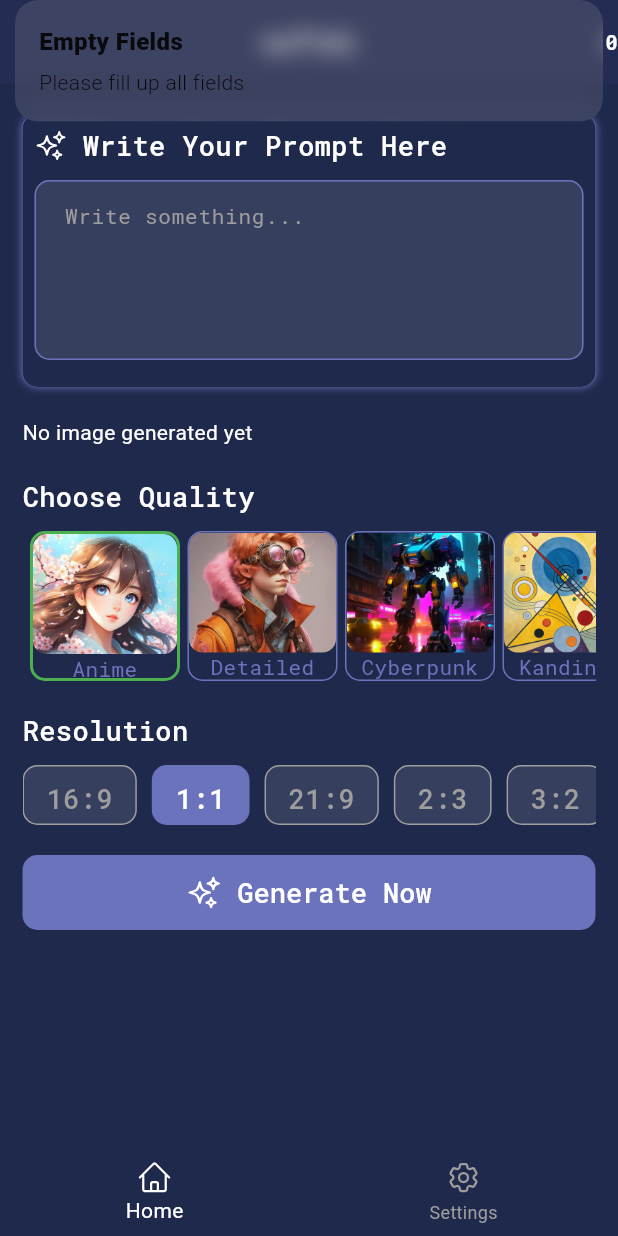
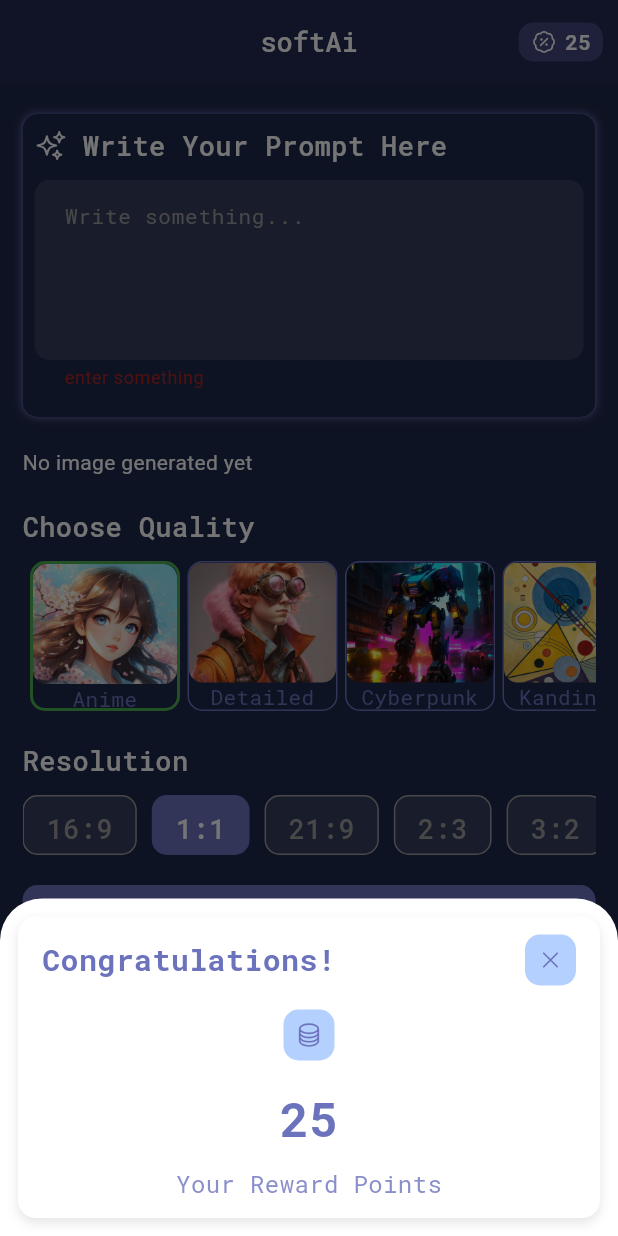
Before and after one commit to shakibalhasan-code/text_to_image_ai, a Flutter app: the screen it shows after launch, after a tap on "Generate Now", on a phone screen of 412 x 824 dp. Run offline on Flutter 3.47's test engine with Material 3 defaults, Android fonts, the phone set to English and light mode, and no system bars; our stand-ins replace animated_text_kit, device_info_plus, get, google_fonts, heroicons, permission_handler and 1 more; missing offline and left inert: stability_image_generation.

Commit message:
worked with credit points

```diff
--- a/lib/core/services/my_shared_preference.dart
+++ b/lib/core/services/my_shared_preference.dart
@@ -1,67 +1,60 @@
 import 'package:flutter/material.dart';
 import 'package:get/get.dart';
-import 'package:heroicons/heroicons.dart';
 import 'package:shared_preferences/shared_preferences.dart';
-import 'package:simple_image_genarator/utils/app_data.dart';
-import 'package:simple_image_genarator/utils/style.dart';
-import 'package:simple_image_genarator/views/bottom_contents/points_bottom_content.dart';
-import 'package:simple_image_genarator/views/glob_widgets/my_custom_icon.dart';
 
-class MySharedServices extends GetxService {
+import '../../utils/app_data.dart';
+import '../../views/bottom_contents/points_bottom_content.dart';
 
-
+class MySharedServices extends GetxController implements GetxService {
   var userPoint = 0.obs;
   var isLoading = false.obs;
 
+  late SharedPreferences _pref;
 
   @override
-  void onInit() {
+  void onInit() async {
     super.onInit();
-    initUser();
+    _pref = await SharedPreferences.getInstance();
+    await initUser();
   }
 
+  Future<void> getUserPoints() async {
+    try {
+      isLoading.value = true;
 
-  Future<void>getUserPoints()async{
-    try{
-      isLoading.value = true;
-      final SharedPreferences _pref = await SharedPreferences.getInstance();
-      final currentUserPoints =  _pref.getInt(USER_POINTS_KEY);
-      if(currentUserPoints !=null){
-        userPoint.value = currentUserPoints;
-      }else{
-        userPoint.value = 0;
-      }
-    }catch(e){
-      print(e);
-    }finally{
+      final currentUserPoints = _pref.getInt(USER_POINTS_KEY) ?? 0;
+      debugPrint('User points: $currentUserPoints');
+
+      userPoint.value = currentUserPoints;
+    } catch (e) {
+      debugPrint('Error fetching user points: $e');
+    } finally {
       isLoading.value = false;
-
     }
   }
 
+  Future<void> initUser() async {
+    try {
+      isLoading.value = true;
 
-  Future<void>initUser()async{
-    try{
-      isLoading.value = true;
-      final SharedPreferences _pref = await SharedPreferences.getInstance();
-      final _userNew =  _pref.getBool(USER_KEY);
-      if(_userNew == true){
-        Get.bottomSheet(
-          backgroundColor: Colors.white,
-          PointsBottomContent(points: userPoint.value),
+      final isNewUser = _pref.getBool(USER_KEY) ?? true;
 
-        );
-        userPoint.value = newUserCredit;
+      if (isNewUser) {
+        userPoint.value = newUserCredit; // Assuming `newUserCredit` is defined.
         _pref.setBool(USER_KEY, false);
         _pref.setInt(USER_POINTS_KEY, userPoint.value);
 
-      }else if(_userNew ==false)  {
+        // Trigger UI action (optional to keep here)
+        Get.bottomSheet(
+          PointsBottomContent(points: userPoint.value),
+          backgroundColor: Colors.white,
+        );
+      } else {
         await getUserPoints();
       }
-
-    }catch(e){
-      print(e);
-    }finally{
+    } catch (e) {
+      debugPrint('Error during user initialization: $e');
+    } finally {
       isLoading.value = false;
     }
   }
--- a/lib/getx/home/home_state.dart
+++ b/lib/getx/home/home_state.dart
@@ -16,4 +16,5 @@
     '9:16',
     '9:21'
   ];
+
 }
--- a/lib/getx/image_generate_state.dart
+++ b/lib/getx/image_generate_state.dart
@@ -10,30 +10,56 @@
 import 'package:http/http.dart' as http;
 import 'package:path_provider/path_provider.dart';
 import 'package:permission_handler/permission_handler.dart';
+import 'package:shared_preferences/shared_preferences.dart';
+import 'package:simple_image_genarator/core/services/my_shared_preference.dart';
 import 'package:simple_image_genarator/utils/app_data.dart';
 import 'package:simple_image_genarator/utils/style.dart';
 import 'package:stability_image_generation/stability_image_generation.dart';
 
 class ImageGenerateState extends GetxController {
+
+
+
   var isLoading = false.obs;
   var generatedImage = Rxn<Uint8List>(); // Reactive variable to hold image
   final StabilityAI _ai = StabilityAI();
 
   final isDownloading = false.obs;
+  late SharedPreferences _pref;
+
+  @override
+  void onInit() async{
+    super.onInit();
+    _pref = await SharedPreferences.getInstance();
+
+  }
+
+  int getUserPoint(){
+    final userCurrentPoint =  _pref.getInt(USER_POINTS_KEY);
+    return userCurrentPoint ?? 0;
+  }
+
 
   Future<void> generate(
       String query, ImageAIStyle imageAIStyle, String width) async {
+
+    if(getUserPoint() !=0){
+      try {
         isLoading.value = true;
 
-    try {
         Uint8List image = await _ai.generateImage(
             apiKey: apiKey, imageAIStyle: ImageAIStyle.cartoon, prompt: query);
         generatedImage.value = image; // Update image
+        _pref.setInt(USER_POINTS_KEY, getUserPoint() -1);
       } catch (e) {
         Get.snackbar('Error', 'Failed to generate image: $e',
             backgroundColor: Colors.red, colorText: Colors.white);
       } finally {
         isLoading.value = false;
+      }
+    }else if(getUserPoint() ==0){
+      Get.snackbar('No Credit', 'Dear user your credit has reached',backgroundColor: Colors.red);
+      debugPrint('user point is 0');
     }
   }
 
--- a/lib/views/bottom_contents/points_bottom_content.dart
+++ b/lib/views/bottom_contents/points_bottom_content.dart
@@ -1,47 +1,76 @@
 import 'package:flutter/material.dart';
 import 'package:get/get.dart';
-import 'package:get/get_core/src/get_main.dart';
 import 'package:heroicons/heroicons.dart';
-
 import '../../utils/style.dart';
 import '../glob_widgets/my_custom_icon.dart';
 
 class PointsBottomContent extends StatelessWidget {
   final int points;
-  const PointsBottomContent({super.key, required this.points});
+  const PointsBottomContent({Key? key, required this.points}) : super(key: key);
 
   @override
   Widget build(BuildContext context) {
     return Container(
-        margin: EdgeInsets.all(10),
-        child: Padding(
-          padding: const EdgeInsets.symmetric(horizontal: 10,vertical: 5),
-          child: Column(
-            mainAxisAlignment: MainAxisAlignment.center,
-            crossAxisAlignment: CrossAxisAlignment.start,
+      margin: const EdgeInsets.all(12),
+      padding: const EdgeInsets.symmetric(horizontal: 16, vertical: 12),
+      decoration: BoxDecoration(
+        color: Colors.white,
+        borderRadius: BorderRadius.circular(12),
+        boxShadow: [
+          BoxShadow(
+            color: Colors.black.withOpacity(0.1),
+            blurRadius: 6,
+            offset: const Offset(0, 3),
+          ),
+        ],
+      ),
+      child: Column(
+        mainAxisSize: MainAxisSize.min,
+        crossAxisAlignment: CrossAxisAlignment.center,
+        children: [
+          Row(
             children: [
-              Row(
-                mainAxisAlignment: MainAxisAlignment.center,
-                crossAxisAlignment: CrossAxisAlignment.start,
-                children: [
-                  Text('Congrats !',style: titleText.copyWith(color: secondaryColor),),
-                  const Spacer(),
-                  MyCustomIcon(onTap:(){
-                    Get.back();
-                  },icon: HeroIcons.xMark,color: secondaryColor)
-                ],
+              Text(
+                'Congratulations!',
+                style: titleText.copyWith(
+                  color: secondaryColor,
+                  fontWeight: FontWeight.bold,
+                  fontSize: 20,
+                ),
               ),
-              Center(
-                child: MyCustomIcon(icon: HeroIcons.circleStack,color: secondaryColor),
+              const Spacer(),
+              MyCustomIcon(
+                onTap: () => Get.back(),
+                icon: HeroIcons.xMark,
+                color: secondaryColor,
               ),
-              Text(points.toString(),style: titleText.copyWith(fontWeight: FontWeight.bold,fontSize: 28,color: secondaryColor),),
-
-
-
             ],
           ),
-        )
+          const SizedBox(height: 16),
+          MyCustomIcon(
+            icon: HeroIcons.circleStack,
+            color: secondaryColor,
 
+          ),
+          const SizedBox(height: 16),
+          Text(
+            points.toString(),
+            style: titleText.copyWith(
+              fontWeight: FontWeight.bold,
+              fontSize: 32,
+              color: secondaryColor,
+            ),
+          ),
+          const SizedBox(height: 8),
+          Text(
+            'Your Reward Points',
+            style: bodyText.copyWith(
+              color: secondaryColor.withOpacity(0.8),
+              fontSize: 16,
+            ),
+          ),
+        ],
+      ),
     );
   }
 }
--- a/lib/views/screens/home/home_screen.dart
+++ b/lib/views/screens/home/home_screen.dart
@@ -78,7 +78,13 @@
                       TextField(
                         controller: promptController,
                         maxLines: 4,
+                        onChanged: (text){
+                          if(text.isEmpty){
+                            return;
+                          }
+                        },
                         decoration: InputDecoration(
+                          errorText: 'enter something',
                           hintText: 'Write something...',
                           hintStyle: bodyText.copyWith(color: Colors.grey),
                           filled: true,
@@ -87,7 +93,9 @@
                             borderRadius: BorderRadius.circular(10),
                             borderSide: BorderSide.none,
                           ),
+
                         ),
+
                       ),
                       const SizedBox(height: 10),
                     ],
--- a/lib/views/screens/tab/tab_screen.dart
+++ b/lib/views/screens/tab/tab_screen.dart
@@ -1,9 +1,11 @@
 import 'package:flutter/material.dart';
 import 'package:get/get.dart';
 import 'package:get/get_core/src/get_main.dart';
+import 'package:heroicons/heroicons.dart';
 import 'package:simple_image_genarator/core/services/my_shared_preference.dart';
 import 'package:simple_image_genarator/utils/app_data.dart';
 import 'package:simple_image_genarator/utils/style.dart';
+import 'package:simple_image_genarator/views/glob_widgets/my_custom_icon.dart';
 import 'package:simple_image_genarator/views/screens/home/home_screen.dart';
 import 'package:simple_image_genarator/views/screens/settings/settings.dart';
 
@@ -31,9 +33,32 @@
         title: Text(appName, style: titleText.copyWith(fontSize: 18)),
         actions: [
           Obx((){
-            return _sharedData.isLoading.value ? Center(child: CircularProgressIndicator(),) : Text(_sharedData.userPoint.value.toString(),
-              style: bodyText.copyWith(color: Colors.white,fontWeight: FontWeight.bold));
-          })
+            return _sharedData.isLoading.value ? Center(child: CircularProgressIndicator(),) : Container(
+              decoration: BoxDecoration(
+                color: secondaryColor.withOpacity(0.4),
+                borderRadius: BorderRadius.circular(10)
+              ),
+              child: Padding(
+                padding: const EdgeInsets.symmetric(horizontal: 8,vertical: 3),
+                child: InkWell(
+                    borderRadius: BorderRadius.circular(10),
+                    onTap: (){
+
+                  },
+                  child: Row(
+                    mainAxisAlignment: MainAxisAlignment.center,
+                    crossAxisAlignment: CrossAxisAlignment.center,
+                    children: [
+                      HeroIcon(HeroIcons.percentBadge,color: Colors.white,size: 18,),
+                      const SizedBox(width: 5),
+                  Text(_sharedData.userPoint.value.toString(),style: bodyText.copyWith(color: Colors.white,fontWeight: FontWeight.bold))
+                  ],),
+                ),
+              ),
+            );
+
+          }),
+          const SizedBox(width: 10,)
         ],
       ),
       body: screens[currentIndex],
```
Lines whose indentation alone changed are shown as unchanged.
